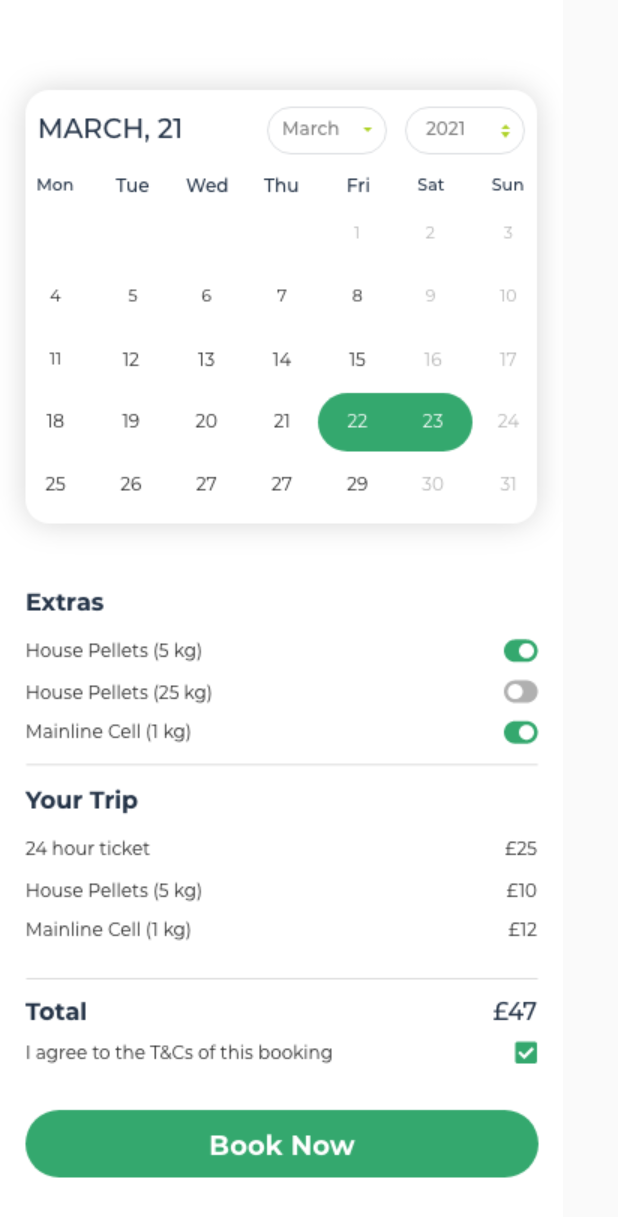
After one commit to htbryant94/Fisheri, a Flutter app: the BookTicketsScreen screen opened directly, on a phone screen of 412 x 824 dp. The commit adds this screen. Shown: the top 1217 px of the screen. Run offline on Flutter 3.47's test engine with Material 2 defaults, Android fonts, the light colour scheme and no system bars; our stand-ins replace basic_utils, cached_network_image, carousel_slider, cloud_firestore, firebase_storage, flutter_form_builder and 7 more; missing offline and left inert: cloud_firestore_web, firebase_core_web, geoflutterfire, jaguar_serializer; accounts and stored records are empty.

Commit message:
Added Book Tickets sample screen

```diff
--- /dev/null
+++ b/lib/Screens/book_tickets_screen.dart
@@ -0,0 +1,14 @@
+import 'package:flutter/material.dart';
+
+class BookTicketsScreen extends StatelessWidget {
+  @override
+  Widget build(BuildContext context) {
+    return Scaffold(
+      body: SafeArea(
+          child: SingleChildScrollView(
+              child: Image.asset('images/placeholders/book_tickets.png', fit: BoxFit.fitWidth)
+          )
+      ),
+    );
+  }
+}
--- a/lib/Screens/detail_screen/detail_screen.dart
+++ b/lib/Screens/detail_screen/detail_screen.dart
@@ -1,9 +1,11 @@
+import 'package:fisheri/Screens/book_tickets_screen.dart';
 import 'package:fisheri/Screens/detail_screen/contact_section.dart';
 import 'package:fisheri/Screens/detail_screen/contents_section.dart';
 import 'package:fisheri/Screens/detail_screen/fishing_rules_section.dart';
 import 'package:fisheri/Screens/detail_screen/opening_hours_section.dart';
 import 'package:fisheri/Screens/detail_screen/social_media_section.dart';
 import 'package:fisheri/Screens/detail_screen/stats_section.dart';
+import 'package:fisheri/coordinator.dart';
 import 'package:fisheri/design_system.dart';
 import 'package:fisheri/models/venue_address.dart';
 import 'package:fisheri/models/venue_detailed.dart';
@@ -190,7 +192,9 @@ class DetailScreen extends StatelessWidget {
                   alignment: Alignment.bottomCenter,
                   child: DSComponents.primaryButton(
                     text: "Book Tickets from £39",
-                    onPressed: () { print("tapped"); }
+                    onPressed: () {
+                      Coordinator.present(context, screenTitle: "Tickets", screen: BookTicketsScreen());
+                    }
                   )
               ),
             ),
--- a/pubspec.yaml
+++ b/pubspec.yaml
@@ -101,6 +101,7 @@ flutter:
     - images/placeholders/events_calendar_main.png
     - images/placeholders/fishing_license.png
     - images/placeholders/lake_map_view.png
+    - images/placeholders/book_tickets.png
     - images/icons/social_media/facebook.png
     - images/icons/social_media/instagram.png
     - images/icons/social_media/twitter.png
```
Also changed, not shown: lib/coordinator.dart (+13 -0 lines), images/placeholders/book_tickets.png (added).
